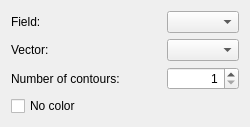
Before: the Qt Designer form src/Mod/Fem/Gui/TaskPostContours.ui in southseact-3d/fcd, drawn with Qt 5.
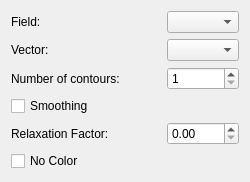
After: the same form once the commit is applied.

Commit message:
Fem: Add smoothing filter extension to contours filter (#18088)
* Fem: Add smoothing filter extension to contours filter

What changed in the file:
```diff
--- a/src/Mod/Fem/Gui/TaskPostContours.ui
+++ b/src/Mod/Fem/Gui/TaskPostContours.ui
@@ -58,7 +58,7 @@
         </size>
        </property>
        <property name="alignment">
-        <set>Qt::AlignRight|Qt::AlignTrailing|Qt::AlignVCenter</set>
+        <set>Qt::AlignLeft|Qt::AlignTrailing|Qt::AlignVCenter</set>
        </property>
        <property name="keyboardTracking">
         <bool>false</bool>
@@ -71,17 +71,53 @@
        </property>
       </widget>
      </item>
-    </layout>
-   </item>
-   <item>
+     <item row="3" column="0">
+      <widget class="QCheckBox" name="ckb_smoothing">
+       <property name="toolTip">
+        <string>Enable Laplacian smoothing</string>
+       </property>
+       <property name="text">
+        <string>Smoothing</string>
+       </property>
+      </widget>
+     </item>
+     <item row="4" column="0">
+      <widget class="QLabel" name="lbl_relaxation">
+       <property name="text">
+        <string notr="true">Relaxation Factor:</string>
+       </property>
+      </widget>
+     </item>
+     <item row="4" column="1">
+      <widget class="QDoubleSpinBox" name="dsb_relaxation">
+       <property name="alignment">
+        <set>Qt::AlignLeft|Qt::AlignTrailing|Qt::AlignVCenter</set>
+       </property>
+       <property name="toolTip">
+        <string>Factor to control vertex displacement</string>
+       </property>
+       <property name="minimum">
+        <double>0.00000000000</double>
+       </property>
+       <property name="maximum">
+        <double>1.00000000000</double>
+       </property>
+       <property name="singleStep">
+        <double>0.01000000000</double>
+       </property>
+      </widget>
+     </item>
+     <item row="5" column="0">
     <widget class="QCheckBox" name="noColorCB">
      <property name="toolTip">
       <string>Contour lines will not be colored</string>
      </property>
      <property name="text">
-      <string>No color</string>
-     </property>
-    </widget>
+        <string>No Color</string>
+       </property>
+      </widget>
+     </item>
+    </layout>
    </item>
   </layout>
  </widget>
```
Lines whose indentation alone changed are shown as unchanged. The commit also changes 5 other files.
